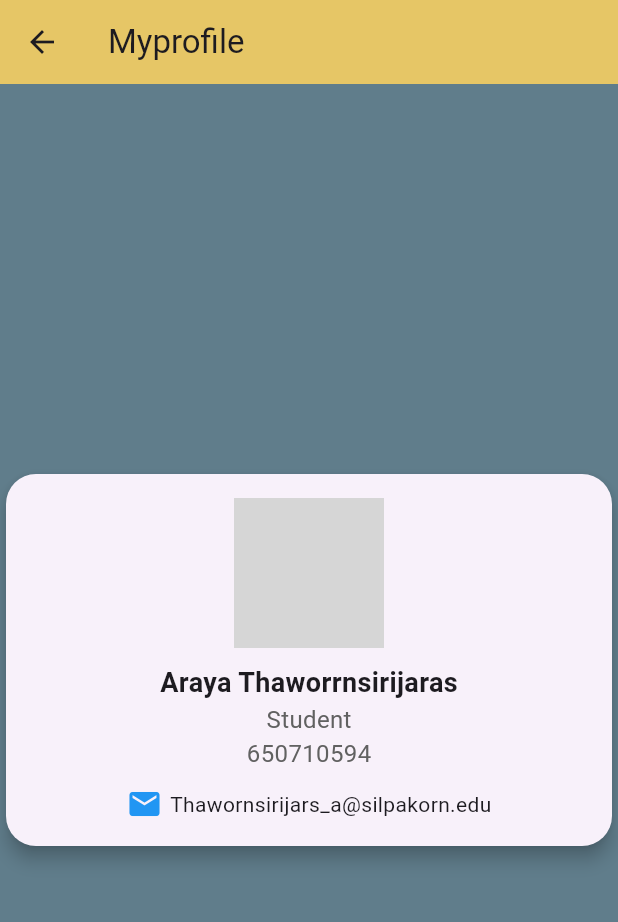
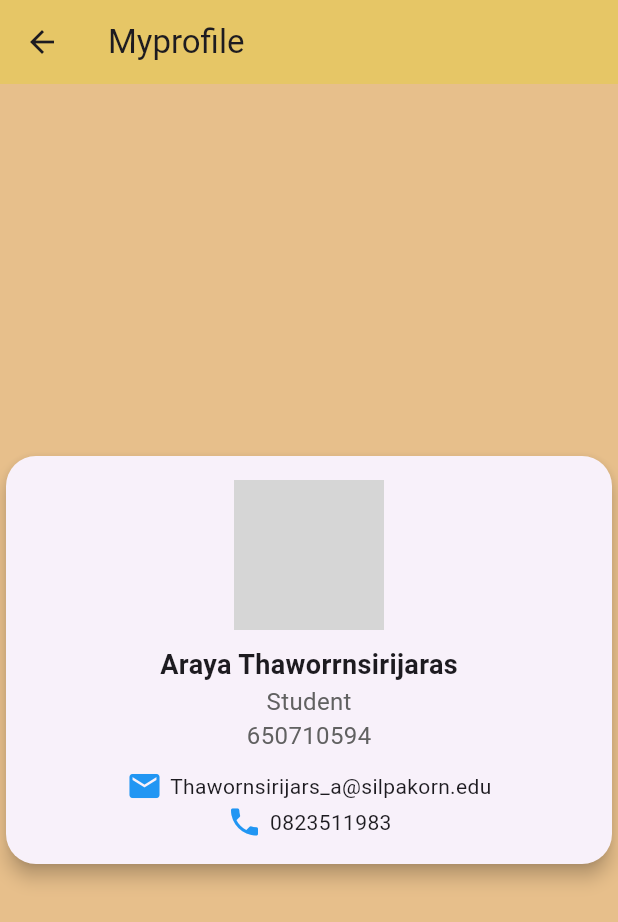
Before and after one commit to Arytwsrjr/final_exam_650710594, a Flutter app: the ProfileScfeeen screen opened directly, on a phone screen of 412 x 824 dp. Shown: the top 922 px of the screen. Run offline on Flutter 3.47's test engine with Material 3 defaults, Android fonts, the phone set to English and light mode, and no system bars; grey boxes are pictures that could not be loaded.

Commit message:
ready_for_exam

```diff
--- a/lib/profilescreen.dart
+++ b/lib/profilescreen.dart
@@ -10,7 +10,7 @@ class ProfileScfeeen extends StatelessWidget {
         title: const Text("Myprofile"),
         backgroundColor: const Color.fromARGB(255, 230, 198, 102),
       ),
-      backgroundColor: Colors.blueGrey,
+      backgroundColor: const Color.fromARGB(255, 231, 191, 139),
       body: Center(
         child: Card(
           elevation: 5,
@@ -45,6 +45,14 @@ class ProfileScfeeen extends StatelessWidget {
                     Text("Thawornsirijars_a@silpakorn.edu"),
                   ],
                 ),
+                Row(
+                  mainAxisAlignment: MainAxisAlignment.center,
+                  children: [
+                    Icon(Icons.phone, color: Colors.blue),
+                    SizedBox(width: 5),
+                    Text("0823511983"),
+                  ],
+                ),
 
               ],
             ),
```
